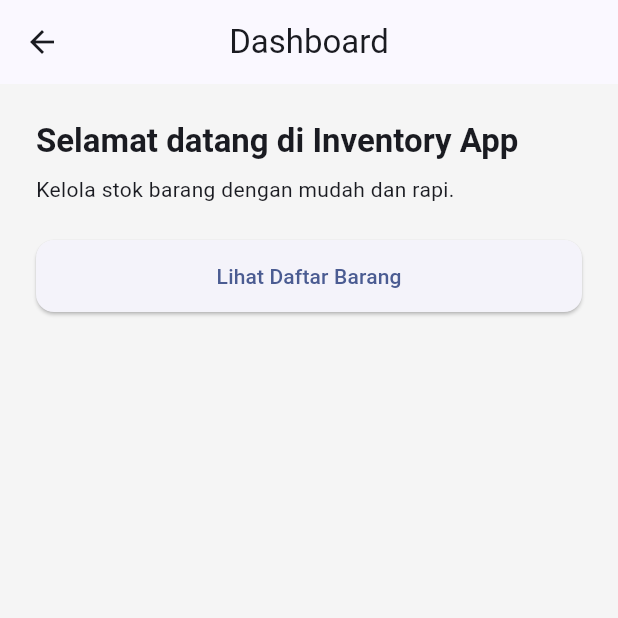
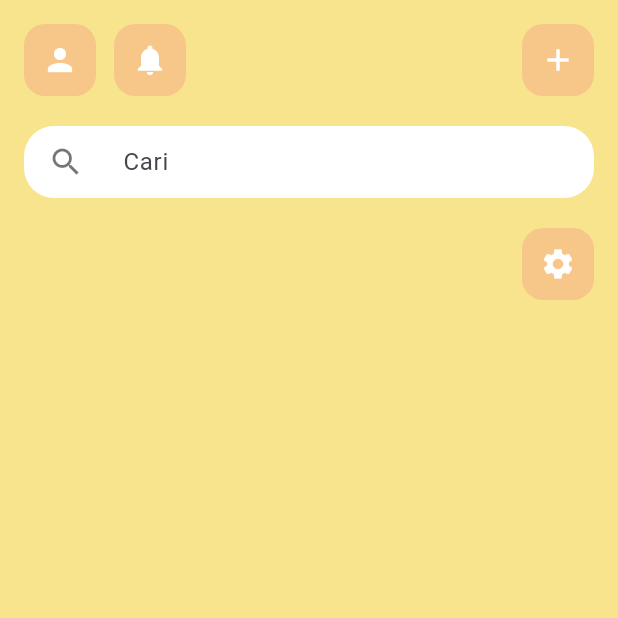
Before and after one commit to Ellyas-Prambudyas/inventoryapp, a Flutter app: the HomePage screen opened by its route, on a phone screen of 412 x 824 dp, the top half of it. Run offline on Flutter 3.47's test engine with Material 3 defaults, Android fonts, the phone set to English and light mode, and no system bars.

Commit message:
update homepage.dart

```diff
--- a/lib/pages/home_page.dart
+++ b/lib/pages/home_page.dart
@@ -1,7 +1,4 @@
 import 'package:flutter/material.dart';
-
-import '../routes/app_routes.dart';
-import '../widgets/primary_button.dart';
 
 class HomePage extends StatelessWidget {
   const HomePage({super.key});
@@ -9,35 +6,70 @@ class HomePage extends StatelessWidget {
   @override
   Widget build(BuildContext context) {
     return Scaffold(
-      appBar: AppBar(
-        title: const Text('Dashboard'),
-      ),
-      body: Padding(
-        padding: const EdgeInsets.all(24),
+      backgroundColor: const Color(0xFFF8E48C),
+      body: SafeArea(
+        child: Padding(
+          padding: const EdgeInsets.all(16.0),
           child: Column(
             crossAxisAlignment: CrossAxisAlignment.start,
             children: [
-            Text(
-              'Selamat datang di Inventory App',
-              style: Theme.of(context).textTheme.titleLarge?.copyWith(
-                    fontWeight: FontWeight.bold,
+              Row(
+                mainAxisAlignment: MainAxisAlignment.spaceBetween,
+                children: [
+                  Row(
+                    children: [
+                      _iconButton(Icons.person),
+                      const SizedBox(width: 12),
+                      _iconButton(Icons.notifications),
+                    ],
+                  ),
+                  _iconButton(Icons.add),
+                ],
+              ),
+              const SizedBox(height: 20),
+              Container(
+                decoration: BoxDecoration(
+                  color: Colors.white,
+                  borderRadius: BorderRadius.circular(20),
+                ),
+                child: Padding(
+                  padding: const EdgeInsets.symmetric(horizontal: 16),
+                  child: Row(
+                    children: const [
+                      Icon(Icons.search, color: Colors.black54),
+                      SizedBox(width: 10),
+                      Expanded(
+                        child: TextField(
+                          decoration: InputDecoration(
+                            hintText: 'Cari',
+                            border: InputBorder.none,
                           ),
                         ),
-            const SizedBox(height: 8),
-            Text(
-              'Kelola stok barang dengan mudah dan rapi.',
-              style: Theme.of(context).textTheme.bodyMedium,
-            ),
-            const SizedBox(height: 24),
-            PrimaryButton(
-              label: 'Lihat Daftar Barang',
-              onPressed: () {
-                Navigator.pushNamed(context, AppRoutes.inventoryList);
-              },
                       ),
                     ],
                   ),
                 ),
+              ),
+              const SizedBox(height: 20),
+              Align(
+                alignment: Alignment.centerRight,
+                child: _iconButton(Icons.settings),
+              ),
+            ],
+          ),
+        ),
+      ),
+    );
+  }
+
+  Widget _iconButton(IconData icon) {
+    return Container(
+      padding: const EdgeInsets.all(12),
+      decoration: BoxDecoration(
+        color: const Color(0xFFF7C78A),
+        borderRadius: BorderRadius.circular(14),
+      ),
+      child: Icon(icon, size: 24, color: Colors.white),
     );
   }
 }
```
Lines whose indentation alone changed are shown as unchanged.
